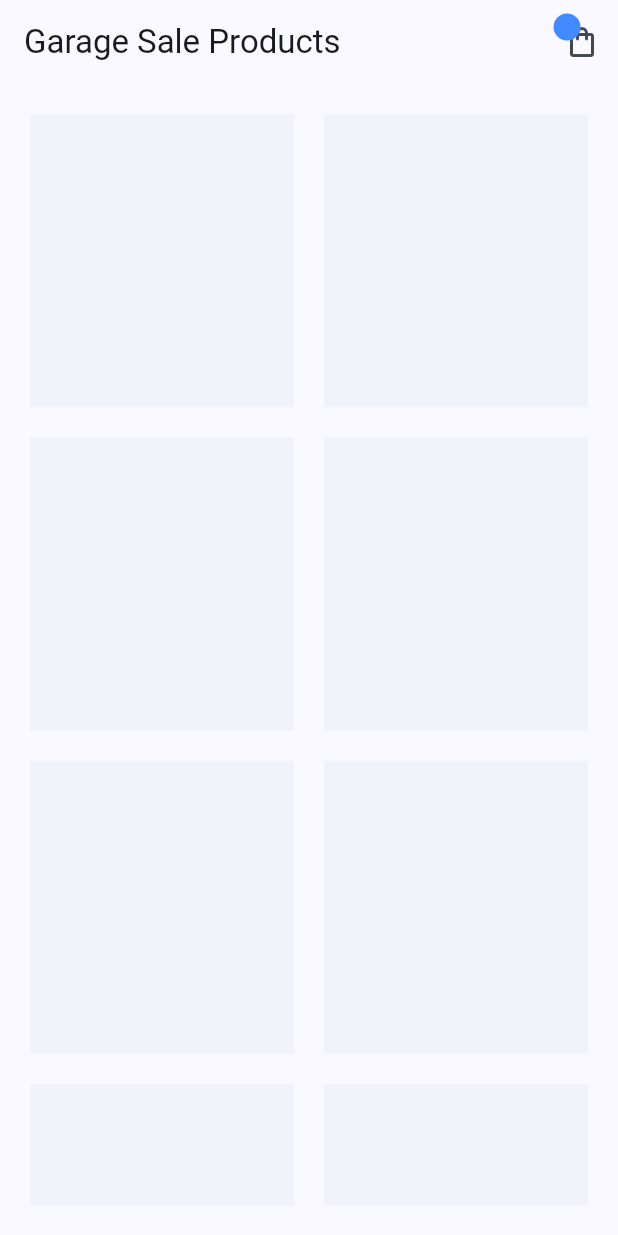
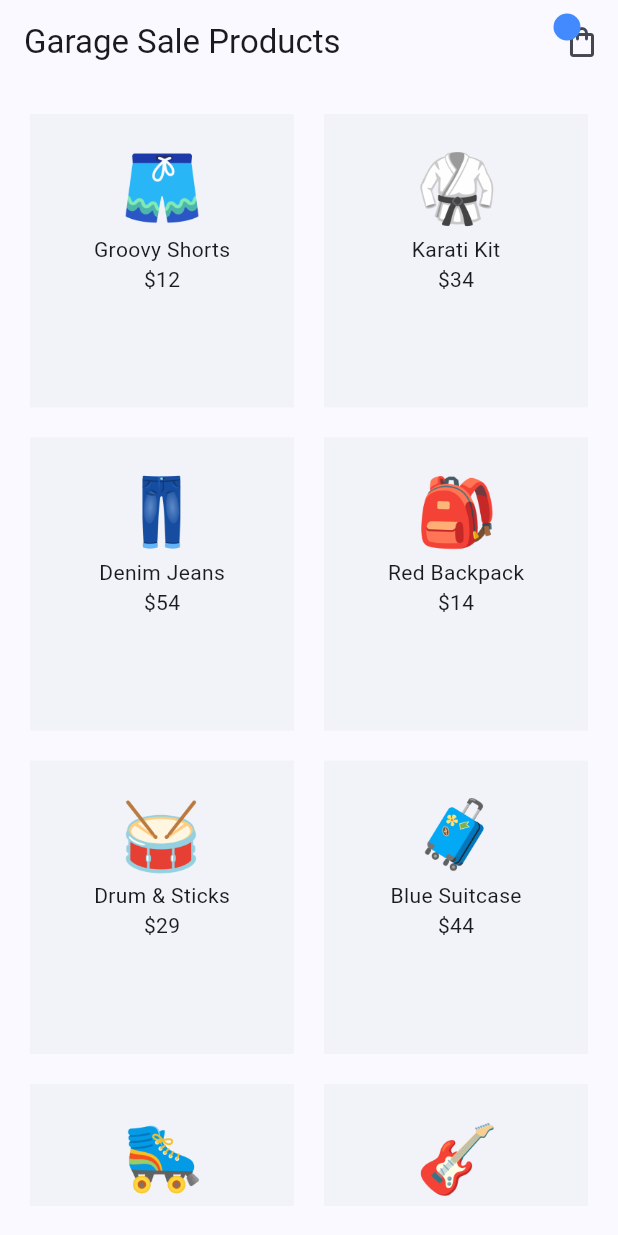
Before and after one commit to DelRoos/Riverpod-Test-1, a Flutter app: the screen it shows after launch, on a phone screen of 412 x 824 dp. Run offline on Flutter 3.47's test engine with Material 3 defaults, Android fonts, the phone set to English and light mode, and no system bars; our stand-ins replace flutter_riverpod.

```diff
--- /dev/null
+++ b/lib/providers/products_provider.dart
@@ -0,0 +1,53 @@
+import 'package:flutter_riverpod/flutter_riverpod.dart';
+import 'package:riverpod_test/models/product.dart';
+
+const List<Product> allProducts = [
+  Product(
+      id: '1',
+      title: 'Groovy Shorts',
+      price: 12,
+      image: 'assets/products/shorts.png'),
+  Product(
+      id: '2',
+      title: 'Karati Kit',
+      price: 34,
+      image: 'assets/products/karati.png'),
+  Product(
+      id: '3',
+      title: 'Denim Jeans',
+      price: 54,
+      image: 'assets/products/jeans.png'),
+  Product(
+      id: '4',
+      title: 'Red Backpack',
+      price: 14,
+      image: 'assets/products/backpack.png'),
+  Product(
+      id: '5',
+      title: 'Drum & Sticks',
+      price: 29,
+      image: 'assets/products/drum.png'),
+  Product(
+      id: '6',
+      title: 'Blue Suitcase',
+      price: 44,
+      image: 'assets/products/suitcase.png'),
+  Product(
+      id: '7',
+      title: 'Roller Skates',
+      price: 52,
+      image: 'assets/products/skates.png'),
+  Product(
+      id: '8',
+      title: 'Electric Guitar',
+      price: 79,
+      image: 'assets/products/guitar.png'),
+];
+
+final productsProvider = Provider((ref) {
+  return allProducts;
+});
+
+final reducedProductsProvider = Provider((ref) {
+  return allProducts.where((p) => p.price < 50).toList();
+});
--- a/lib/screens/home/home_screen.dart
+++ b/lib/screens/home/home_screen.dart
@@ -1,11 +1,15 @@
 import 'package:flutter/material.dart';
+import 'package:flutter_riverpod/flutter_riverpod.dart';
+import 'package:riverpod_test/providers/products_provider.dart';
 import 'package:riverpod_test/shared/cart_icon.dart';
 
-class HomeScreen extends StatelessWidget {
+class HomeScreen extends ConsumerWidget {
   const HomeScreen({super.key});
 
   @override
-  Widget build(BuildContext context) {
+  Widget build(BuildContext context, WidgetRef ref) {
+    final allProducts = ref.watch(productsProvider);
+
     return Scaffold(
       appBar: AppBar(
         title: const Text('Garage Sale Products'),
@@ -14,7 +18,7 @@ class HomeScreen extends StatelessWidget {
       body: Padding(
         padding: const EdgeInsets.all(20),
         child: GridView.builder(
-          itemCount: 8,
+          itemCount: allProducts.length,
           gridDelegate: const SliverGridDelegateWithFixedCrossAxisCount(
             crossAxisCount: 2,
             mainAxisSpacing: 20,
@@ -25,6 +29,17 @@ class HomeScreen extends StatelessWidget {
             return Container(
               padding: const EdgeInsets.all(20),
               color: Colors.blueGrey.withOpacity(0.05),
+              child: Column(
+                children: [
+                  Image.asset(
+                    allProducts[index].image,
+                    width: 60,
+                    height: 60,
+                  ),
+                  Text(allProducts[index].title),
+                  Text("\$${allProducts[index].price}"),
+                ],
+              ),
             );
           },
         ),
```
Also changed, not shown: lib/main.dart (+6 -1 lines), lib/screens/cart/cart_screen.dart (+27 -5 lines).
